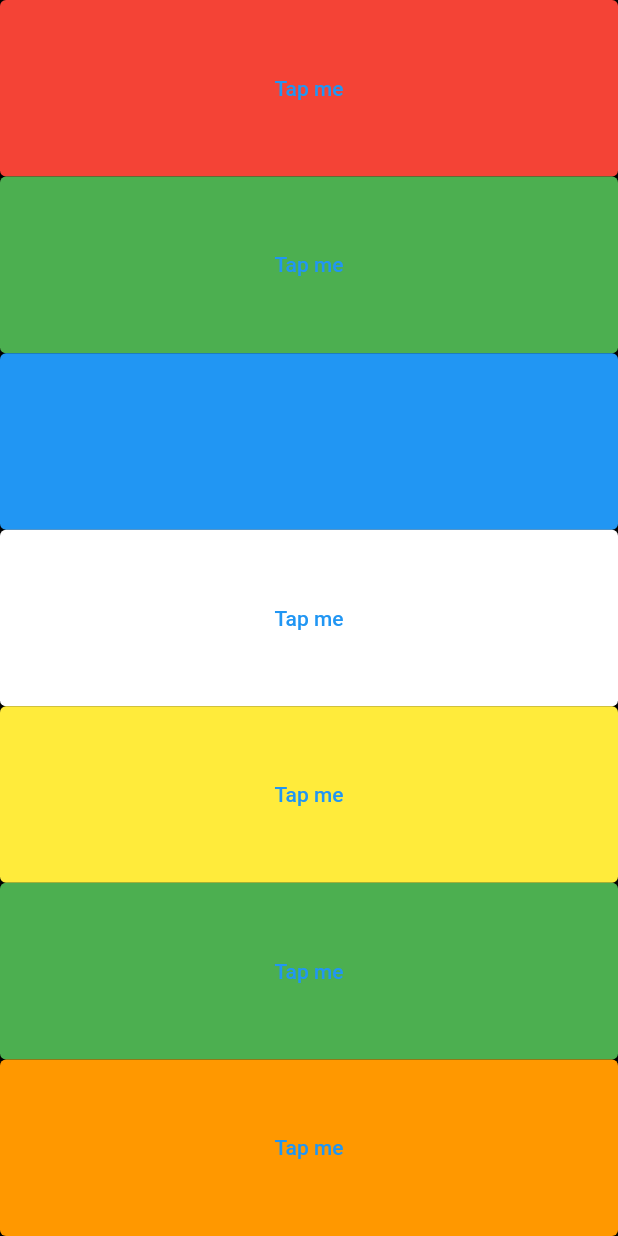
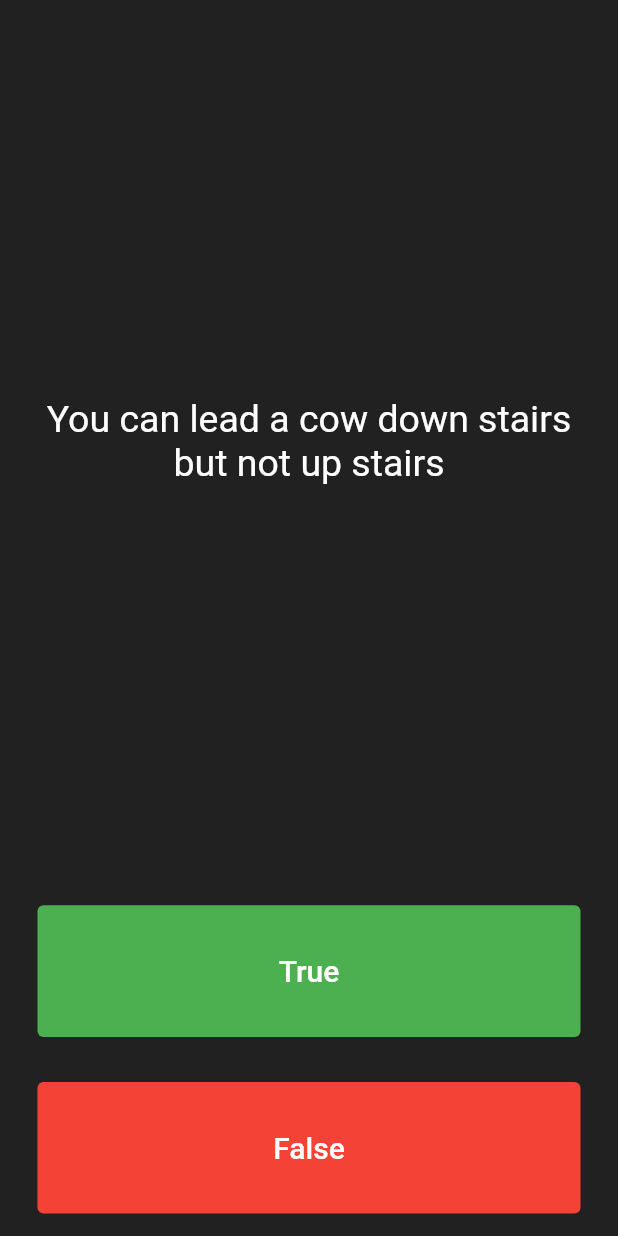
Before and after one commit to GithubPranshul/SoundFlutter, a Flutter app: the screen it shows after launch, on a phone screen of 412 x 824 dp. Run offline on Flutter 3.47's test engine with Material 2 defaults, Android fonts, the light colour scheme and no system bars; our stand-ins replace material_design_icons_flutter, rflutter_alert.

Commit message:
QuizBrain

```diff
--- a/lib/main.dart
+++ b/lib/main.dart
@@ -1,48 +1,133 @@
-import 'package:audioplayers/audioplayers.dart';
+import 'package:angelayu/quiz_brain.dart';
+import 'package:material_design_icons_flutter/material_design_icons_flutter.dart';
 import 'package:flutter/material.dart';
+import 'package:rflutter_alert/rflutter_alert.dart';
 
-void main() => runApp(XylophoneApp());
+QuizBrain quizBrain = QuizBrain();
+void main() => runApp(Quizzler());
 
-class XylophoneApp extends StatelessWidget {
-  const XylophoneApp({Key? key}) : super(key: key);
-  void playSound(int soundNumber) {
-    final player = AudioPlayer();
-    player.play(AssetSource('assets_note$soundNumber.wav'));
-  }
-
-  Expanded buildKey({color, soundNumber}) {
-    return Expanded(
-      child: TextButton(
-        style: TextButton.styleFrom(backgroundColor: color),
-        onPressed: () {
-          playSound(soundNumber);
-        },
-        child: Text('Tap me'),
-      ),
-    );
-  }
+class Quizzler extends StatelessWidget {
+  const Quizzler({Key? key}) : super(key: key);
 
   @override
   Widget build(BuildContext context) {
     return MaterialApp(
       home: Scaffold(
-        backgroundColor: Colors.black,
+        backgroundColor: Colors.grey.shade900,
         body: SafeArea(
-          child: Column(
-            mainAxisAlignment: MainAxisAlignment.spaceEvenly,
-            crossAxisAlignment: CrossAxisAlignment.stretch,
-            children: [
-              buildKey(color: Colors.red, soundNumber: 1),
-              buildKey(color: Colors.green, soundNumber: 2),
-              buildKey(color: Colors.blue, soundNumber: 3),
-              buildKey(color: Colors.white, soundNumber: 4),
-              buildKey(color: Colors.yellow, soundNumber: 5),
-              buildKey(color: Colors.green, soundNumber: 6),
-              buildKey(color: Colors.orange, soundNumber: 7),
-            ],
+          child: Padding(
+            padding: EdgeInsets.symmetric(horizontal: 10.0),
+            child: QuizPage(),
           ),
         ),
       ),
     );
   }
 }
+
+class QuizPage extends StatefulWidget {
+  const QuizPage({Key? key}) : super(key: key);
+
+  @override
+  State<QuizPage> createState() => _QuizPageState();
+}
+
+class _QuizPageState extends State<QuizPage> {
+  List<Icon> scoreKeeper = [];
+
+  void checkAnswer(bool check) {
+    bool correctAnswers = quizBrain.getAnswer();
+    setState(() {
+      if (quizBrain.isFinished()) {
+        Alert(
+          context: context,
+          title: "End",
+          desc: "Restart?",
+        ).show();
+
+        quizBrain.reset();
+        scoreKeeper = [];
+      } else {
+        if (correctAnswers == true) {
+          scoreKeeper.add(Icon(MdiIcons.check, color: Colors.green));
+        } else {
+          scoreKeeper.add(Icon(
+            MdiIcons.close,
+            color: Colors.red,
+          ));
+        }
+
+        quizBrain.nextQuestion();
+      }
+    });
+  }
+
+  @override
+  Widget build(BuildContext context) {
+    return Column(
+      mainAxisAlignment: MainAxisAlignment.spaceBetween,
+      crossAxisAlignment: CrossAxisAlignment.stretch,
+      children: [
+        Expanded(
+          flex: 5,
+          child: Padding(
+            padding: EdgeInsets.all(10.0),
+            child: Center(
+              child: Text(
+                quizBrain.getQuestion(),
+                textAlign: TextAlign.center,
+                style: TextStyle(
+                  fontSize: 25.0,
+                  color: Colors.white,
+                ),
+              ),
+            ),
+          ),
+        ),
+        Expanded(
+          child: Padding(
+            padding: EdgeInsets.all(15.0),
+            child: TextButton(
+              child: Text(
+                'True',
+                style: TextStyle(
+                  color: Colors.white,
+                  fontSize: 20.0,
+                ),
+              ),
+              onPressed: () {
+                // pressed true
+                checkAnswer(true);
+              },
+              style: TextButton.styleFrom(
+                backgroundColor: Colors.green,
+              ),
+            ),
+          ),
+        ),
+        Expanded(
+          child: Padding(
+            padding: EdgeInsets.all(15.0),
+            child: TextButton(
+              style: TextButton.styleFrom(
+                backgroundColor: Colors.red,
+              ),
+              child: Text(
+                'False',
+                style: TextStyle(
+                  color: Colors.white,
+                  fontSize: 20.0,
+                ),
+              ),
+              onPressed: () {
+                // pressed false
+                checkAnswer(false);
+              },
+            ),
+          ),
+        ),
+        Row(children: scoreKeeper)
+      ],
+    );
+  }
+}
--- /dev/null
+++ b/lib/question.dart
@@ -0,0 +1,6 @@
+class Question {
+  late bool questionAnswer;
+  late String questionText;
+
+  Question({required this.questionText, required this.questionAnswer});
+}
--- /dev/null
+++ b/lib/quiz_brain.dart
@@ -0,0 +1,41 @@
+import 'question.dart';
+
+class QuizBrain {
+  int _questionNumber = 0;
+
+  final List<Question> _questionBank = [
+    Question(
+        questionText: 'You can lead a cow down stairs but not up stairs',
+        questionAnswer: false),
+    Question(
+        questionText:
+            'Approximately one quarter of human bones are in the feet',
+        questionAnswer: true),
+    Question(questionText: 'A Slug\'s blood is green', questionAnswer: true),
+  ];
+
+  String getQuestion() {
+    return _questionBank[_questionNumber].questionText;
+  }
+
+  bool getAnswer() {
+    return _questionBank[_questionNumber].questionAnswer;
+  }
+
+  bool isFinished() {
+    if (_questionNumber >= _questionBank.length - 1) {
+      return true;
+    }
+    return false;
+  }
+
+  void nextQuestion() {
+    if (_questionNumber < _questionBank.length - 1) {
+      _questionNumber++;
+    }
+  }
+
+  void reset() {
+    _questionNumber = 0;
+  }
+}
--- a/pubspec.yaml
+++ b/pubspec.yaml
@@ -48,6 +48,7 @@ dev_dependencies:
   flutter_lints: ^1.0.0
   material_design_icons_flutter: ^5.0.6996
   audioplayers: ^1.0.1
+  rflutter_alert: ^2.0.4
 
 # For information on the generic Dart part of this file, see the
 # following page: https://dart.dev/tools/pub/pubspec
@@ -61,5 +62,5 @@ flutter:
   uses-material-design: true
 
   # To add assets to your application, add an assets section, like this:
-  assets:
-    - assets/
+#  assets:
+#    - assets/
```
Also changed, not shown: pubspec.lock, 1 other file.
